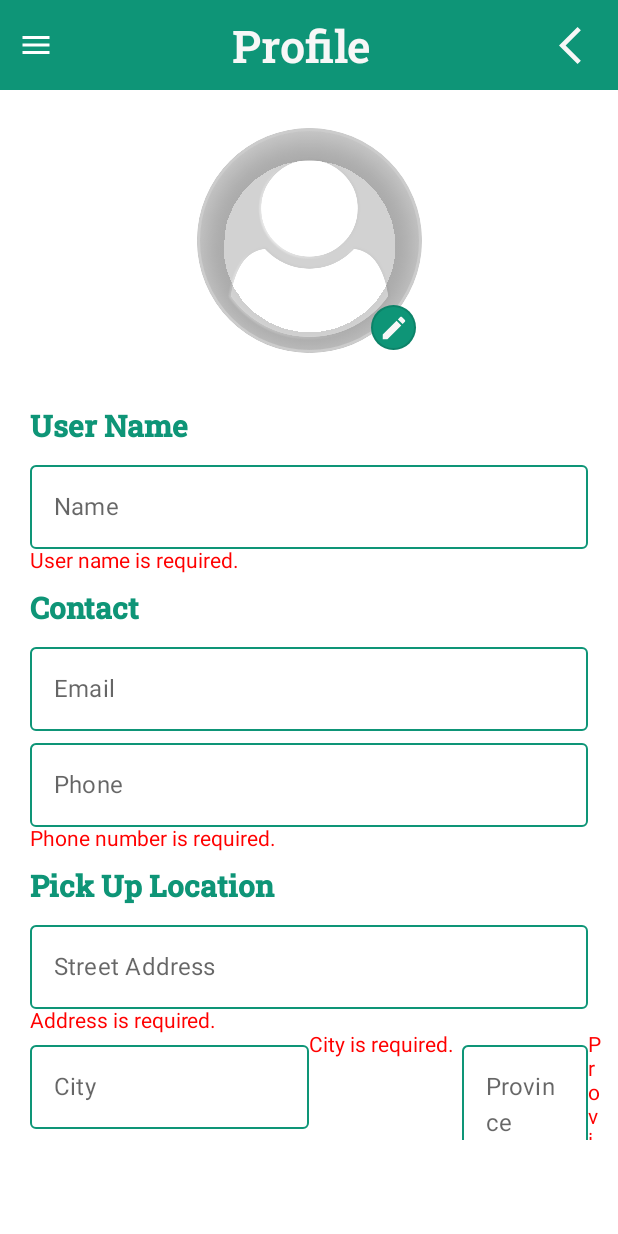
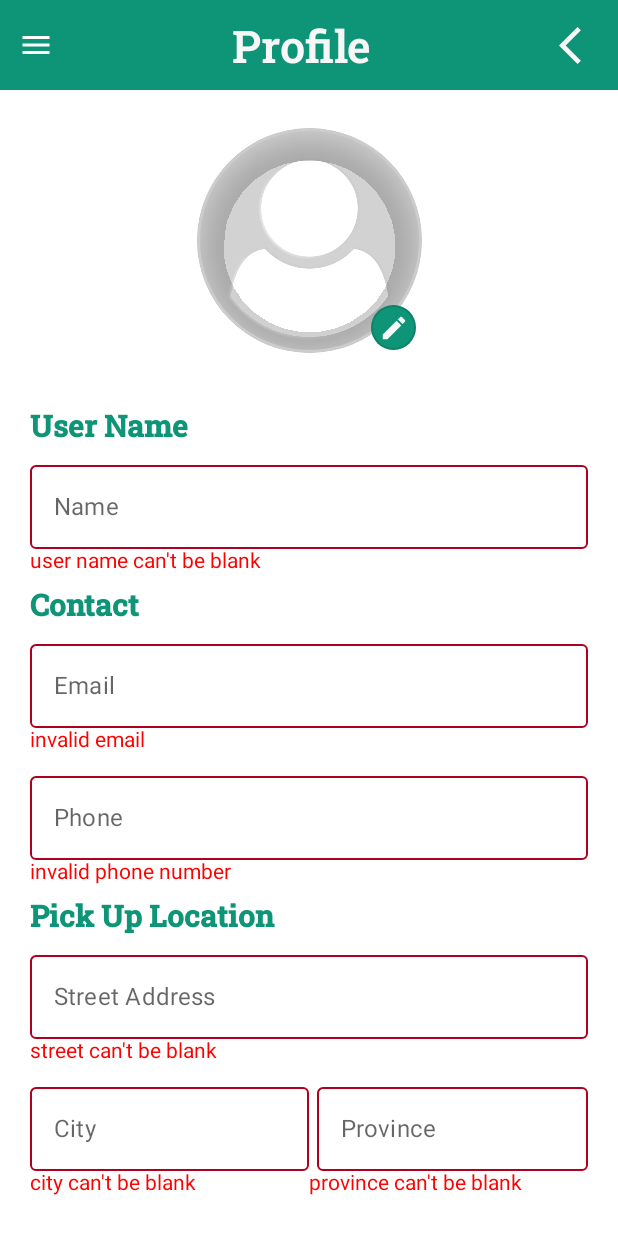
Before and after one commit to pokai-huang0828/food-village, an Android app built with Jetpack Compose: the ProfileScreen screen opened through its navigation route, on a phone screen of 412 x 824 dp. Run offline under Robolectric (Android 15) with nearby library versions, the phone set to English and light mode, and no system bars; our stand-ins replace Firebase (no records; nobody signed in at launch, a user with empty details on screens opened directly).

Commit message:
Add validation to email, postalCode, phone

```diff
--- a/app/src/main/java/com/example/foodvillage2205/view/screens/ProfileScreen.kt
+++ b/app/src/main/java/com/example/foodvillage2205/view/screens/ProfileScreen.kt
@@ -2,6 +2,7 @@ package com.example.foodvillage2205.view.screens
 
 import android.annotation.SuppressLint
 import android.net.Uri
+import android.util.Patterns
 import androidx.compose.foundation.*
 import androidx.compose.foundation.layout.*
 import androidx.compose.foundation.shape.CircleShape
@@ -53,6 +54,7 @@ import com.google.firebase.auth.FirebaseUser
 import kotlinx.coroutines.CoroutineScope
 import kotlinx.coroutines.launch
 import kotlinx.coroutines.tasks.await
+import java.util.regex.Pattern
 
 @ExperimentalComposeUiApi
 @ExperimentalPermissionsApi
@@ -133,6 +135,11 @@ fun TopBarProfile(
     }
 }
 
+@Composable
+fun ErrorMessage(text:String){
+    Text(text, color = Danger)
+}
+
 @ExperimentalComposeUiApi
 @SuppressLint("ProduceStateDoesNotAssignValue")
 @ExperimentalPermissionsApi
@@ -159,6 +166,23 @@ fun Form(
         focusRequesterProvince,
         focusRequesterPostCode, ) = FocusRequester.createRefs()
     val keyboardController = LocalSoftwareKeyboardController.current
+
+    //validate
+    val inValidEmail = !Patterns.EMAIL_ADDRESS.matcher(email).matches()
+    val postalCodePattern = Pattern.compile("^(?!.*[DFIOQU])[A-VXY][0-9][A-Z] ?[0-9][A-Z][0-9]\$")
+    val phonePattern = Pattern.compile("^[+]?[0-9]{10,13}\$")
+    val inValidPhone = !phonePattern.matcher(phone).matches()
+    val inValidPostalCode = !postalCodePattern.matcher(postalCode).matches()
+
+    val isValid by derivedStateOf {
+        !inValidEmail &&
+        !inValidPhone &&
+        !inValidPostalCode &&
+        name.isNotBlank() &&
+        street.isNotBlank() &&
+        province.isNotBlank() &&
+        city.isNotBlank()
+    }
 
     // Set up for picking image from gallery
     val context = LocalContext.current
@@ -204,7 +228,7 @@ fun Form(
     } else {
         Column(
             modifier = Modifier
-                .height(700.dp)
+                .height(750.dp)
                 .verticalScroll(rememberScrollState())
                 .padding(10.dp),
         ) {
@@ -230,7 +254,11 @@ fun Form(
                             .size(150.dp)
                             .clip(RoundedCornerShape(75.dp))
                             .shadow(elevation = 12.dp, shape = RoundedCornerShape(75.dp), true)
-                            .border(width = 2.dp, color = Color.LightGray, shape = RoundedCornerShape(75.dp)),
+                            .border(
+                                width = 2.dp,
+                                color = Color.LightGray,
+                                shape = RoundedCornerShape(75.dp)
+                            ),
                     )
 
                     // Icon to open gallery
@@ -279,17 +307,15 @@ fun Form(
                     onValueChange = { name = it },
                     modifier = Modifier
                         .fillMaxWidth(),
-                    label = {
-                        Text(text = "Name")
-                    },
+                    label = {Text(text = "Name")},
                     singleLine = true,
                     maxLines = 1,
                     colors = TextFieldDefaults.textFieldColors(
                         backgroundColor = WhiteLight,
                         focusedIndicatorColor = SecondaryColor,
-                        focusedLabelColor = SecondaryColor,
-                        unfocusedIndicatorColor = SecondaryColor
+                        focusedLabelColor = SecondaryColor
                     ),
+                    isError = name.isBlank(),
                     keyboardOptions = KeyboardOptions(
                         keyboardType = KeyboardType.Text,
                         imeAction = ImeAction.Done
@@ -298,13 +324,8 @@ fun Form(
                         onDone = { keyboardController?.hide() }
                     ),
                 )
-                if (name.isEmpty()) {
-                    Text(
-                        "User name is required.",
-                        color = Danger,
-                    )
-                }else {}
-                Spacer(modifier = Modifier.height(10.dp))
+                if (name.isBlank()) ErrorMessage("user name can't be blank")
+                Spacer(modifier = Modifier.height(8.dp))
 
                 //Contact
                 Text(
@@ -321,17 +342,15 @@ fun Form(
                     onValueChange = { email = it },
                     modifier = Modifier
                         .fillMaxWidth(),
-                    label = {
-                        Text(text = stringResource(R.string.email))
-                    },
+                    label = {Text(text = stringResource(R.string.email))},
                     singleLine = true,
                     maxLines = 1,
                     colors = TextFieldDefaults.textFieldColors(
                         backgroundColor = WhiteLight,
                         focusedIndicatorColor = SecondaryColor,
                         focusedLabelColor = SecondaryColor,
-                        unfocusedIndicatorColor = SecondaryColor
                     ),
+                    isError = inValidEmail,
                     keyboardOptions = KeyboardOptions(
                         keyboardType = KeyboardType.Email,
                         imeAction = ImeAction.Next
@@ -341,6 +360,8 @@ fun Form(
                         onNext = { focusRequesterPhone.requestFocus() }
                     ),
                 )
+                if (inValidEmail) ErrorMessage("invalid email")
+                Spacer(modifier = Modifier.height(8.dp))
 
                 //Phone Number
                 OutlinedTextField(
@@ -349,17 +370,15 @@ fun Form(
                     modifier = Modifier
                         .fillMaxWidth()
                         .focusRequester(focusRequesterPhone),
-                    label = {
-                        Text(text = stringResource(R.string.phone))
-                    },
+                    label = {Text(text = stringResource(R.string.phone))},
                     singleLine = true,
                     maxLines = 1,
                     colors = TextFieldDefaults.textFieldColors(
                         backgroundColor = WhiteLight,
                         focusedIndicatorColor = SecondaryColor,
-                        focusedLabelColor = SecondaryColor,
-                        unfocusedIndicatorColor = SecondaryColor
+                        focusedLabelColor = SecondaryColor
                     ),
+                    isError = inValidPhone,
                     keyboardOptions = KeyboardOptions(
                         keyboardType = KeyboardType.Phone,
                         imeAction = ImeAction.Done
@@ -368,13 +387,8 @@ fun Form(
                         onDone = { keyboardController?.hide() }
                     ),
                 )
-                if (phone.isEmpty()) {
-                    Text(
-                        "Phone number is required.",
-                        color = Danger,
-                    )}else {
-                }
-                Spacer(modifier = Modifier.height(10.dp))
+                if (inValidPhone) ErrorMessage("invalid phone number")
+                Spacer(modifier = Modifier.height(8.dp))
 
                 //Pick Up Location
                 Text(
@@ -392,17 +406,15 @@ fun Form(
                     onValueChange = { street = it },
                     modifier = Modifier
                         .fillMaxWidth(),
-                    label = {
-                        Text(text = stringResource(R.string.Street))
-                    },
+                    label = {Text(text = stringResource(R.string.Street))},
                     singleLine = true,
                     maxLines = 1,
                     colors = TextFieldDefaults.textFieldColors(
                         backgroundColor = WhiteLight,
                         focusedIndicatorColor = SecondaryColor,
-                        focusedLabelColor = SecondaryColor,
-                        unfocusedIndicatorColor = SecondaryColor
+                        focusedLabelColor = SecondaryColor
                     ),
+                    isError = street.isBlank(),
                     keyboardOptions = KeyboardOptions(
                         keyboardType = KeyboardType.Text,
                         imeAction = ImeAction.Next
@@ -411,32 +423,27 @@ fun Form(
                         onNext = { focusRequesterCity.requestFocus() }
                     ),
                 )
-                if (street.isEmpty()) {
-                    Text(
-                        "Address is required.",
-                        color = Danger,
-                    )}else {
-                }
+                if (street.isBlank()) ErrorMessage("street can't be blank")
+                Spacer(modifier = Modifier.height(8.dp))
 
                 Row() {
                     //City
+                    Column{
                         OutlinedTextField(
                             value = city,
                             onValueChange = { city = it },
                             modifier = Modifier
                                 .fillMaxWidth(0.5f)
                                 .focusRequester(focusRequesterCity),
-                        label = {
-                            Text(text = stringResource(R.string.City))
-                        },
+                            label = {Text(text = stringResource(R.string.City))},
                             singleLine = true,
                             maxLines = 1,
                             colors = TextFieldDefaults.textFieldColors(
                                 backgroundColor = WhiteLight,
                                 focusedIndicatorColor = SecondaryColor,
-                            focusedLabelColor = SecondaryColor,
-                            unfocusedIndicatorColor = SecondaryColor
+                                focusedLabelColor = SecondaryColor
                             ),
+                            isError = city.isBlank(),
                             keyboardOptions = KeyboardOptions(
                                 keyboardType = KeyboardType.Text,
                                 imeAction = ImeAction.Next
@@ -445,14 +452,11 @@ fun Form(
                                 onNext = { focusRequesterProvince.requestFocus() }
                             ),
                         )
-                    if (city.isEmpty()) {
-                        Text(
-                            "City is required.",
-                            color = Danger,
-                        )
-                    }else {}
+                        if (city.isBlank()) ErrorMessage("city can't be blank")
+                    }
 
                     //Province
+                    Column {
                         OutlinedTextField(
                             value = province,
                             onValueChange = { province = it },
@@ -460,17 +464,15 @@ fun Form(
                                 .padding(start = 5.dp)
                                 .fillMaxWidth()
                                 .focusRequester(focusRequesterProvince),
-                        label = {
-                            Text(text = stringResource(R.string.Province))
-                        },
+                            label = {Text(text = stringResource(R.string.Province))},
                             singleLine = true,
                             maxLines = 1,
                             colors = TextFieldDefaults.textFieldColors(
                                 backgroundColor = WhiteLight,
                                 focusedIndicatorColor = SecondaryColor,
-                            focusedLabelColor = SecondaryColor,
-                            unfocusedIndicatorColor = SecondaryColor
+                                focusedLabelColor = SecondaryColor
                             ),
+                            isError = province.isBlank(),
                             keyboardOptions = KeyboardOptions(
                                 keyboardType = KeyboardType.Text,
                                 imeAction = ImeAction.Next
@@ -479,13 +481,10 @@ fun Form(
                                 onNext = { focusRequesterPostCode.requestFocus() }
                             ),
                         )
-                    if (province.isEmpty()) {
-                        Text(
-                            "Province is required.",
-                            color = Danger,
-                        )
-                    }else {}
+                        if (province.isBlank()) ErrorMessage("province can't be blank")
                     }
+                }
+                Spacer(modifier = Modifier.height(8.dp))
 
                 //Postal Code
                 OutlinedTextField(
@@ -494,32 +493,24 @@ fun Form(
                     modifier = Modifier
                         .fillMaxWidth()
                         .focusRequester(focusRequesterPostCode),
-                    label = {
-                        Text(text = stringResource(R.string.Postal))
-                    },
+                    label = {Text(text = stringResource(R.string.Postal))},
                     singleLine = true,
                     maxLines = 1,
                     colors = TextFieldDefaults.textFieldColors(
                         backgroundColor = WhiteLight,
                         focusedIndicatorColor = SecondaryColor,
-                        focusedLabelColor = SecondaryColor,
-                        unfocusedIndicatorColor = SecondaryColor
+                        focusedLabelColor = SecondaryColor
                     ),
+                    isError = inValidPostalCode,
                     keyboardOptions = KeyboardOptions(
-                        keyboardType = KeyboardType.Password,
+                        keyboardType = KeyboardType.Text,
                         imeAction = ImeAction.Done
                     ),
                     keyboardActions = KeyboardActions(
                         onDone = { keyboardController?.hide() }
                     ),
                 )
-                if (postalCode.isEmpty()) {
-                    Text(
-                        "PostalCode is required.",
-                        color = Danger,
-                    )}else {
-                }
-
+                if (inValidPostalCode) ErrorMessage("invalid postal code")
                 Spacer(modifier = Modifier.height(10.dp))
             }
 
@@ -601,6 +592,7 @@ fun Form(
                         .padding(top = 1.dp)
                         .width(200.dp)
                         .height(50.dp),
+                    enabled = isValid,
                     shape = Shapes.medium,
                     colors = ButtonDefaults.buttonColors(SecondaryColor),
                     contentPadding = PaddingValues(5.dp)
```
Lines whose indentation alone changed are shown as unchanged.
